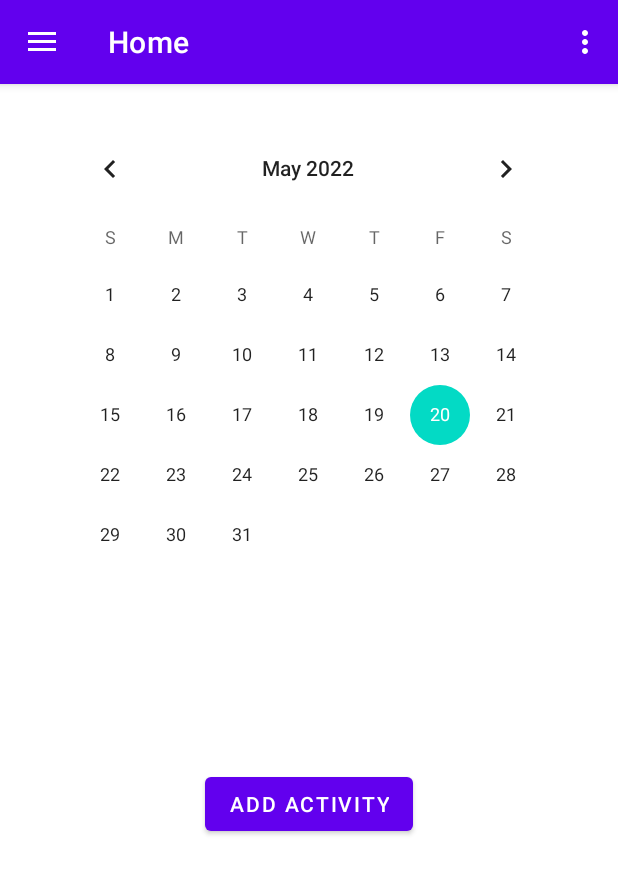
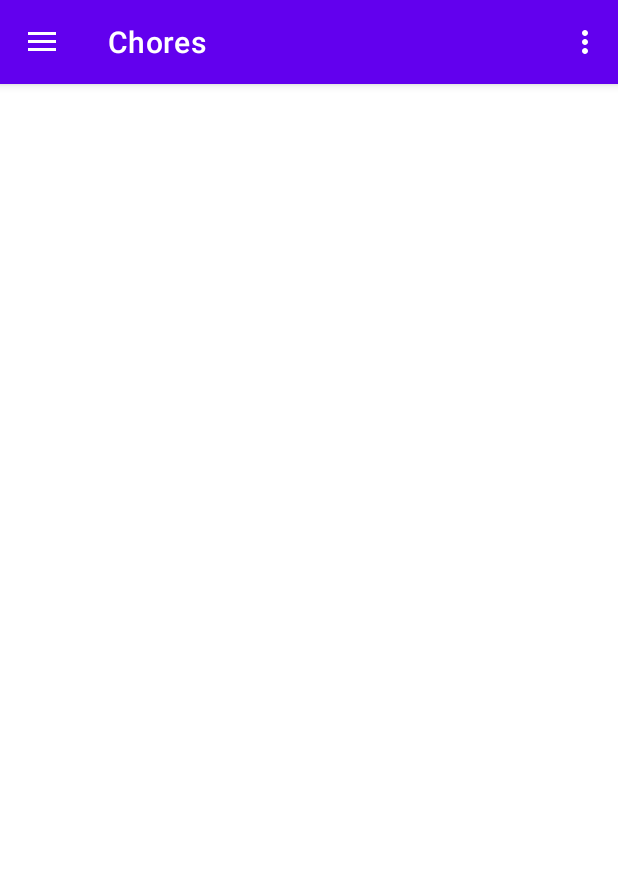
Before and after one commit to aqn2/MyMobileParent, an Android app: the screen it shows after launch (MainActivity), on a phone screen of 412 x 824 dp. Shown: the top 874 px of the screen. Run offline under Robolectric (Android 15) with nearby library versions, the phone set to English and light mode, and no system bars; our stand-ins replace navigation-ui; 4 statements that could not run were skipped.

Commit message:
removed stuff

```diff
--- a/app/src/main/java/com/example/learningnavigation/ui/home/ChoresFragment.kt
+++ b/app/src/main/java/com/example/learningnavigation/ui/home/ChoresFragment.kt
@@ -9,12 +9,12 @@ import androidx.fragment.app.Fragment
 import androidx.lifecycle.Observer
 import androidx.lifecycle.ViewModelProvider
 import com.example.learningnavigation.R
-import com.example.learningnavigation.databinding.FragmentHomeBinding
+import com.example.learningnavigation.databinding.FragmentChoresBinding
 
 class ChoresFragment : Fragment() {
 
 
-    private var _binding: FragmentHomeBinding? = null
+    private var _binding: FragmentChoresBinding? = null
 
     // This property is only valid between onCreateView and
     // onDestroyView.
@@ -27,7 +27,7 @@ class ChoresFragment : Fragment() {
     ): View? {
 
 
-        _binding = FragmentHomeBinding.inflate(inflater, container, false)
+        _binding = FragmentChoresBinding.inflate(inflater, container, false)
         val root: View = binding.root
 
         binding.calendarView.setOnClickListener() {
--- a/app/src/main/res/layout/fragment_home.xml
+++ /dev/null
@@ -1,70 +0,0 @@
-<?xml version="1.0" encoding="utf-8"?>
-<androidx.constraintlayout.widget.ConstraintLayout xmlns:android="http://schemas.android.com/apk/res/android"
-    xmlns:app="http://schemas.android.com/apk/res-auto"
-    xmlns:tools="http://schemas.android.com/tools"
-    android:layout_width="match_parent"
-    android:layout_height="match_parent"
-    tools:context=".ui.home.ChoresFragment">
-
-    <Button
-        android:id="@+id/button_activity"
-        android:layout_width="wrap_content"
-        android:layout_height="wrap_content"
-        android:layout_marginBottom="264dp"
-        android:text="Add Activity"
-        app:layout_constraintBottom_toBottomOf="parent"
-        app:layout_constraintEnd_toEndOf="parent"
-        app:layout_constraintStart_toStartOf="parent" />
-
-    <CalendarView
-        android:id="@+id/calendarView"
-        android:layout_width="wrap_content"
-        android:layout_height="wrap_content"
-        app:layout_constraintBottom_toTopOf="@+id/button_activity"
-        app:layout_constraintEnd_toEndOf="parent"
-        app:layout_constraintHorizontal_bias="0.491"
-        app:layout_constraintStart_toStartOf="parent"
-        app:layout_constraintTop_toTopOf="parent"
-        app:layout_constraintVertical_bias="0.192" />
-
-    <EditText
-        android:id="@+id/editText_activity"
-        android:layout_width="wrap_content"
-        android:layout_height="wrap_content"
-        android:layout_marginBottom="20dp"
-        android:ems="10"
-        android:inputType="textPersonName"
-        android:text="Activity"
-        android:visibility="gone"
-        app:layout_constraintBottom_toTopOf="@+id/switch_importance"
-        app:layout_constraintEnd_toEndOf="parent"
-        app:layout_constraintHorizontal_bias="0.497"
-        app:layout_constraintStart_toStartOf="parent" />
-
-    <Switch
-        android:id="@+id/switch_importance"
-        android:layout_width="wrap_content"
-        android:layout_height="wrap_content"
-        android:layout_marginBottom="28dp"
-        android:text="Important?"
-        android:visibility="gone"
-        app:layout_constraintBottom_toBottomOf="parent"
-        app:layout_constraintEnd_toEndOf="parent"
-        app:layout_constraintHorizontal_bias="0.341"
-        app:layout_constraintStart_toStartOf="parent" />
-
-    <EditText
-        android:id="@+id/editText_date"
-        android:layout_width="wrap_content"
-        android:layout_height="wrap_content"
-        android:ems="10"
-        android:inputType="date"
-        android:text="Date"
-        android:visibility="gone"
-        app:layout_constraintBottom_toTopOf="@+id/editText_activity"
-        app:layout_constraintEnd_toEndOf="parent"
-        app:layout_constraintHorizontal_bias="0.502"
-        app:layout_constraintStart_toStartOf="parent"
-        app:layout_constraintTop_toBottomOf="@+id/button_activity"
-        app:layout_constraintVertical_bias="0.253" />
-</androidx.constraintlayout.widget.ConstraintLayout>
--- a/app/src/main/res/navigation/mobile_navigation.xml
+++ b/app/src/main/res/navigation/mobile_navigation.xml
@@ -8,41 +8,18 @@
     <fragment
         android:id="@+id/nav_chores"
         android:name="com.example.learningnavigation.ui.home.ChoresFragment"
-        android:label="@string/menu_home"
-        tools:layout="@layout/fragment_home" />
+        android:label="Chores"
+        tools:layout="@layout/fragment_chores" />
 
     <fragment
         android:id="@+id/nav_instructions"
-        android:name="com.example.learningnavigation.ui.gallery.GalleryFragment"
-        android:label="@string/menu_gallery"
-        tools:layout="@layout/fragment_gallery" />
+        android:name="com.example.learningnavigation.ui.InstructionFragment"
+        android:label="Instructions"
+        tools:layout="@layout/fragment_instructions" />
 
     <fragment
         android:id="@+id/nav_personal"
-        android:name="com.example.learningnavigation.ui.slideshow.SlideshowFragment"
-        android:label="@string/menu_slideshow"
-        tools:layout="@layout/fragment_slideshow" />
-    <fragment
-        android:id="@+id/nav_instructions"
-        android:name="com.example.learningnavigation.ui.InstructionFragment"
-        android:label="Custom1Fragment"
-        tools:layout="@layout/fragment_custom1">
-        <action
-            android:id="@+id/action_nav_custom1_to_nav_gallery"
-            app:destination="@id/nav_instructions" />
-    </fragment>
-    <fragment
-        android:id="@+id/nav_personal"
         android:name="com.example.learningnavigation.ui.PersonalFragment"
-        android:label="GreetingFragment"
-        tools:layout="@layout/fragment_greeting">
-        <action
-            android:id="@+id/action_nav_greeting_to_nav_greeting2"
-            app:destination="@id/nav_greeting2" />
-    </fragment>
-    <fragment
-        android:id="@+id/nav_greeting2"
-        android:name="com.example.learningnavigation.ui.Greeting2Fragment"
-        android:label="Greeting2Fragment"
-        tools:layout="@layout/fragment_greeting2"/>
+        android:label="Personal"
+        tools:layout="@layout/fragment_personal" />
 </navigation>
```
Also changed, not shown: app/src/main/java/com/example/learningnavigation/ui/Greeting2Fragment.kt (deleted, +0 -46 lines), app/src/main/java/com/example/learningnavigation/ui/InstructionFragment.kt (+3 -49 lines), app/src/main/java/com/example/learningnavigation/ui/PersonalFragment.kt (+4 -18 lines), app/src/main/java/com/example/learningnavigation/ui/gallery/GalleryFragment.kt (deleted, +0 -47 lines), app/src/main/java/com/example/learningnavigation/ui/slideshow/SlideshowFragment.kt (deleted, +0 -43 lines), app/src/main/res/layout/fragment_custom1.xml (deleted, +0 -72 lines), app/src/main/res/layout/fragment_gallery.xml (deleted, +0 -22 lines), app/src/main/res/layout/fragment_greeting.xml (deleted, +0 -42 lines), app/src/main/res/layout/fragment_greeting2.xml (deleted, +0 -18 lines), app/src/main/res/layout/fragment_slideshow.xml (deleted, +0 -22 lines).
